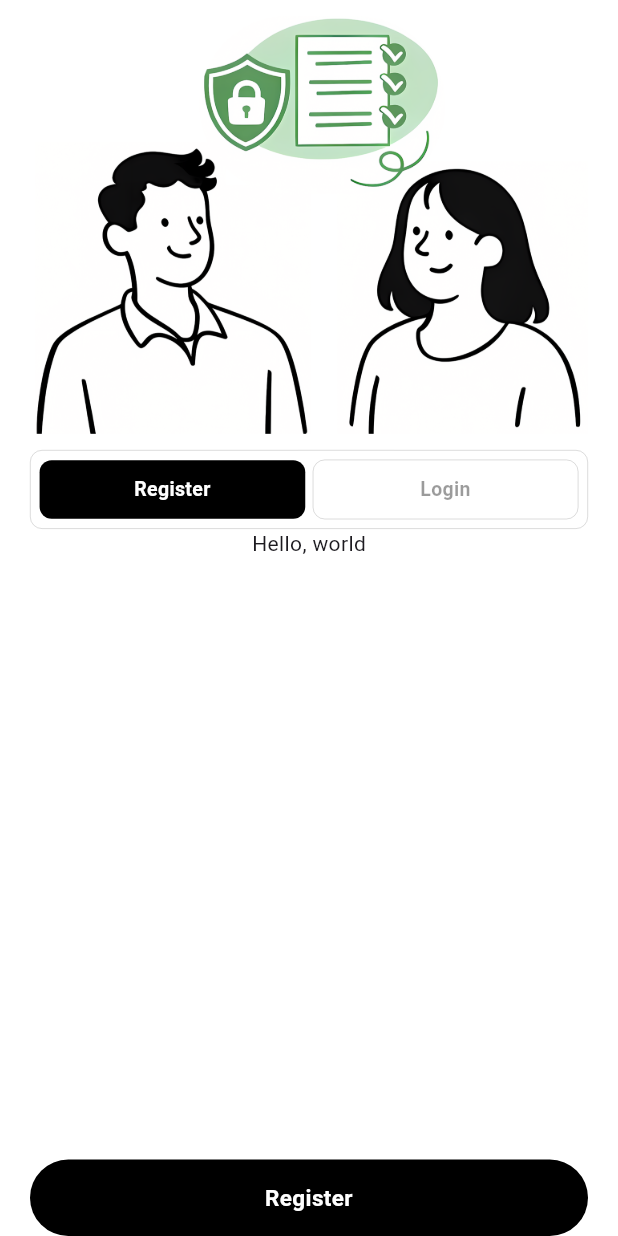
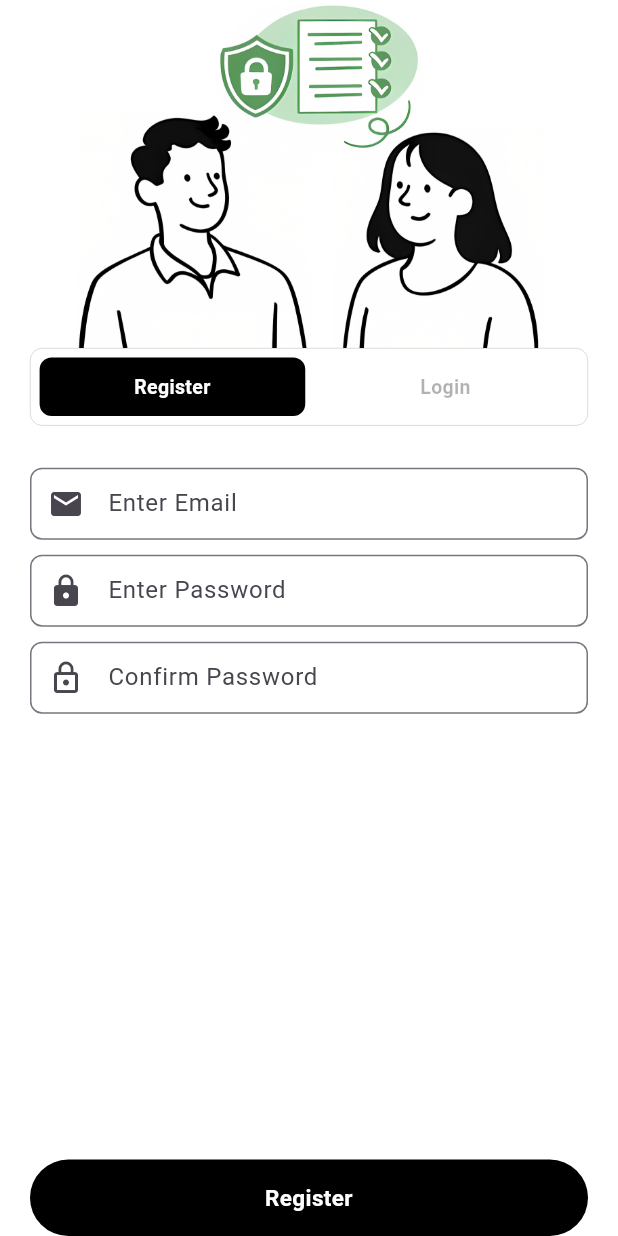
Before and after one commit to jettspanner123/VNote-Client, a Flutter app: the screen it shows after launch, on a phone screen of 412 x 824 dp. Run offline on Flutter 3.47's test engine with Material 3 defaults, Android fonts, the light colour scheme and no system bars; our stand-ins replace google_fonts; missing offline and left inert: dart:ffi.

```diff
--- a/lib/constants/navigation_factory.dart
+++ b/lib/constants/navigation_factory.dart
@@ -1,6 +1,7 @@
 class NavigationFactory {
   NavigationFactory._();
 
+  static const String splashScreen = '/splash';
   static const String landingScreen = '/landing';
   static const String onboardingScreen = '/onboarding';
   static const String questionareScreen = '/questionare';
--- a/lib/features/landing_screen/landing.controller.dart
+++ b/lib/features/landing_screen/landing.controller.dart
@@ -61,7 +61,10 @@ class _LandingControllerScreenState extends State<LandingControllerScreen> with
       ),
     );
 
-    _animationController.forward();
+    // MARK: This is for starting the animation after the first frame is rendered
+    WidgetsBinding.instance.addPostFrameCallback((_) {
+      _animationController.forward();
+    });
   }
 
   @override
--- a/lib/features/registration_screen/registration.components.dart
+++ b/lib/features/registration_screen/registration.components.dart
@@ -1,4 +1,5 @@
 import 'package:flutter/material.dart';
+import 'package:vnote_client/shared/components/inputs/standard_input_field.dart';
 
 class RegisterSignUpView extends StatefulWidget {
   const RegisterSignUpView({super.key});
@@ -8,8 +9,25 @@ class RegisterSignUpView extends StatefulWidget {
 }
 
 class _RegisterSignUpViewState extends State<RegisterSignUpView> {
+  final _emailController = TextEditingController();
+  final _passwordController = TextEditingController();
+  final _confirmPasswordController = TextEditingController();
+
   @override
   Widget build(BuildContext context) {
-    return Column(children: [Text("Hello, world")]);
+    return Column(
+      children: [
+        SizedBox(height: 20),
+        StandardInputField(textController: _emailController, icon: Icon(Icons.email), placeholder: "Enter Email"),
+        SizedBox(height: 10),
+        StandardInputField(textController: _passwordController, icon: Icon(Icons.lock), placeholder: "Enter Password"),
+        SizedBox(height: 10),
+        StandardInputField(
+          textController: _confirmPasswordController,
+          icon: Icon(Icons.lock_outline),
+          placeholder: "Confirm Password",
+        ),
+      ],
+    );
   }
 }
--- a/lib/features/registration_screen/registration.controller.dart
+++ b/lib/features/registration_screen/registration.controller.dart
@@ -28,14 +28,21 @@ class _RegistrationControllerScreenState extends State<RegistrationControllerScr
       body: SafeArea(
         child: Padding(
           padding: ComponentConstants.screenHorizontalPadding,
+          child: SingleChildScrollView(
             child: Column(
               spacing: 0,
               children: [
                 // Hero Image
-              Image.asset("assets/images/others/registration_screen_main.png", height: 300),
+                Container(
+                  color: Colors.blue,
+                  height: 240,
+                  child: Image.asset("assets/images/others/registration_screen_main.png", height: 300),
+                ),
 
                 // Registration Type Segment
-              SegmentedController<RegistrationControllerScreenOptions>(
+                Transform.translate(
+                  offset: const Offset(0, -8),
+                  child: SegmentedController<RegistrationControllerScreenOptions>(
                     selected: selectedScreen,
                     onSelectionChange: (newValue) {
                       setState(() {
@@ -47,12 +54,14 @@ class _RegistrationControllerScreenState extends State<RegistrationControllerScr
                       SegmentControl(value: RegistrationControllerScreenOptions.login, label: "Login"),
                     ],
                   ),
+                ),
 
                 // Register and Login Views
                 selectedScreen == RegistrationControllerScreenOptions.register
                     ? const RegisterSignUpView()
                     : const Text("Login View"),
               ],
+            ),
           ),
         ),
       ),
--- a/lib/main.dart
+++ b/lib/main.dart
@@ -4,6 +4,7 @@ import 'package:vnote_client/features/landing_screen/landing.controller.dart';
 import 'package:vnote_client/features/onboarding_screen/onboarding.controller.dart';
 import 'package:vnote_client/features/questionare_screen/questionare.controller.dart';
 import 'package:vnote_client/features/registration_screen/registration.controller.dart';
+import 'package:vnote_client/features/splash_screen/splash.controller.dart';
 
 void main() {
   runApp(const MyApp());
@@ -19,6 +20,7 @@ class MyApp extends StatelessWidget {
       debugShowCheckedModeBanner: false,
       initialRoute: NavigationFactory.registrationScreen,
       routes: {
+        NavigationFactory.splashScreen: (context) => const SplashScreenController(),
         NavigationFactory.landingScreen: (context) => const LandingControllerScreen(),
         NavigationFactory.onboardingScreen: (context) => const OnboardingControllerScreen(),
         NavigationFactory.questionareScreen: (context) => const QuestionareControllerScreen(),
--- /dev/null
+++ b/lib/shared/components/inputs/standard_input_field.dart
@@ -0,0 +1,36 @@
+import 'package:flutter/material.dart';
+
+class StandardInputField extends StatefulWidget {
+  final TextEditingController textController;
+  final String placeholder;
+  final Icon? icon;
+  const StandardInputField({super.key, required this.textController, this.placeholder = "Enter Value.", this.icon});
+
+  @override
+  State<StandardInputField> createState() => _StandardInputFieldState();
+}
+
+class _StandardInputFieldState extends State<StandardInputField> {
+  @override
+  Widget build(BuildContext context) {
+    return TextField(
+      controller: widget.textController,
+      decoration: InputDecoration(
+        hintText: widget.placeholder,
+        fillColor: Colors.white,
+        prefixIcon: widget.icon,
+        border: OutlineInputBorder(
+          borderRadius: BorderRadius.circular(8),
+          borderSide: BorderSide(width: 0.3, color: Colors.black.withAlpha(5)),
+          gapPadding: 0,
+        ),
+        contentPadding: const EdgeInsets.symmetric(horizontal: 20, vertical: 10),
+        focusedBorder: OutlineInputBorder(
+          borderRadius: BorderRadius.circular(8),
+          borderSide: BorderSide(width: 1.5, color: Colors.black),
+          gapPadding: 0,
+        ),
+      ),
+    );
+  }
+}
--- a/lib/shared/components/segment/segmented_controller.dart
+++ b/lib/shared/components/segment/segmented_controller.dart
@@ -1,7 +1,6 @@
 import 'package:flutter/material.dart';
 import 'package:vnote_client/models/frontend/segment_control.dart';
 import 'package:vnote_client/shared/components/buttons/button_text.dart';
-import 'package:vnote_client/shared/components/buttons/outline_button.dart';
 import 'package:vnote_client/shared/components/buttons/regular_button.dart';
 
 class SegmentedController<SegmentType> extends StatefulWidget {
@@ -26,6 +25,7 @@ class _SegmentedControllerState<SegmentType> extends State<SegmentedController<S
       decoration: BoxDecoration(
         border: Border.all(color: Colors.black.withAlpha(60), width: 0.4),
         borderRadius: BorderRadius.circular(8),
+        color: Colors.white,
       ),
       child: Padding(
         padding: const EdgeInsets.all(6),
@@ -34,9 +34,10 @@ class _SegmentedControllerState<SegmentType> extends State<SegmentedController<S
           children: widget.segments.map((segment) {
             return Expanded(
               flex: 1,
-              child: segment.value == widget.selected
-                  ? StandardButtonComponent(
-                      animationDuration: 150,
+              child: Opacity(
+                opacity: segment.value == widget.selected ? 1 : 0.3,
+                child: StandardButtonComponent(
+                  animationDuration: 25,
                   wantTapAnimation: false,
                   onTap: () {
                     widget.onSelectionChange(segment.value);
@@ -49,18 +50,6 @@ class _SegmentedControllerState<SegmentType> extends State<SegmentedController<S
                     padding: const EdgeInsets.symmetric(horizontal: 0, vertical: 10),
                     text: segment.label,
                   ),
-                    )
-                  : OutlineButtonComponent(
-                      borderRadius: 8,
-                      border: Border.all(color: Colors.black.withAlpha(60), width: 0.4),
-                      onTap: () {
-                        widget.onSelectionChange(segment.value);
-                      },
-                      child: StandardButtonText(
-                        fontSize: 13,
-                        padding: const EdgeInsets.symmetric(vertical: 10, horizontal: 0),
-                        foregroundColor: Colors.black.withAlpha(100),
-                        text: segment.label,
                 ),
               ),
             );
```
Also changed, not shown: lib/features/onboarding_screen/onboarding.components.dart (+12 -7 lines), lib/features/onboarding_screen/onboarding.controller.dart (+89 -7 lines), lib/features/onboarding_screen/onboarding.service.dart (+10 -0 lines), lib/features/splash_screen/splash.controller.dart (added, +45 -0 lines), lib/features/splash_screen/splash.service.dart (added, +14 -0 lines), assets/images/others/app_logo.png (added), assets/images/others/man_face.png (added), assets/images/others/old_man_face.png (added), assets/images/others/splash_screen_logo.png (added), assets/images/others/women_face.png (added). Lines whose indentation alone changed are shown as unchanged.
